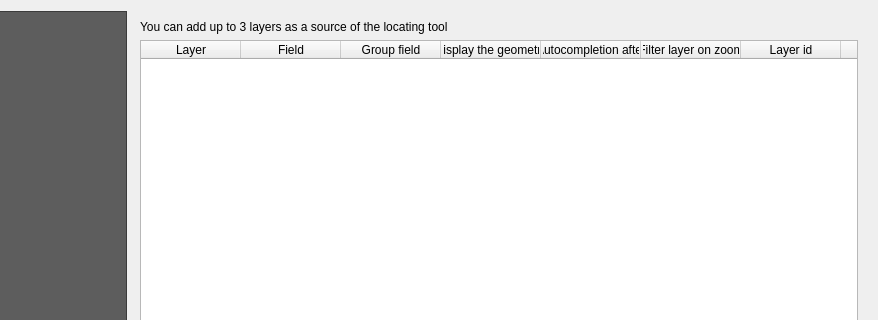
This is ui_lizmap.ui in 3liz/lizmap-plugin as Qt 5 draws it before an edit; both pictures show x 140 to 1018 and y 0 to 320 of the 1018 by 698 pixel window. The edited form follows.
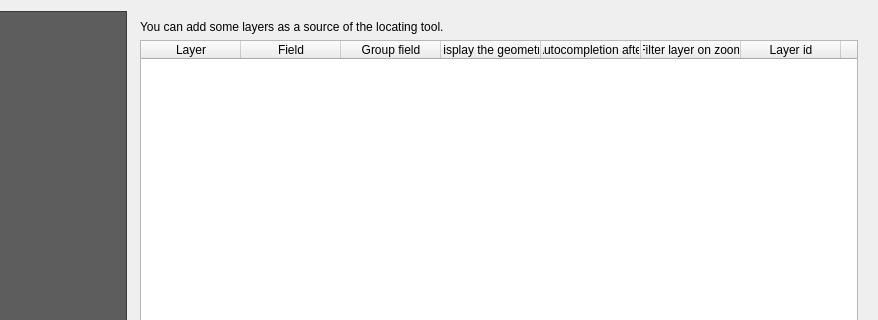
This is the edited form. The open tabs and pages were chosen to show the change. Icons and pictures are not drawn. Custom widgets are drawn as their Qt base class.

Commit message: remove limitation to 2 layers for locate tool, fix some UI tables

Diff of the .ui file:
```diff
--- a/ui_lizmap.ui
+++ b/ui_lizmap.ui
@@ -2342,7 +2342,7 @@
                <item>
                 <widget class="QLabel" name="label_28">
                  <property name="text">
-                  <string>You can add up to 3 layers as a source of the locating tool</string>
+                  <string>You can add some layers as a source of the locating tool.</string>
                  </property>
                  <property name="wordWrap">
                   <bool>true</bool>
```
The commit also changes 1 other file.
